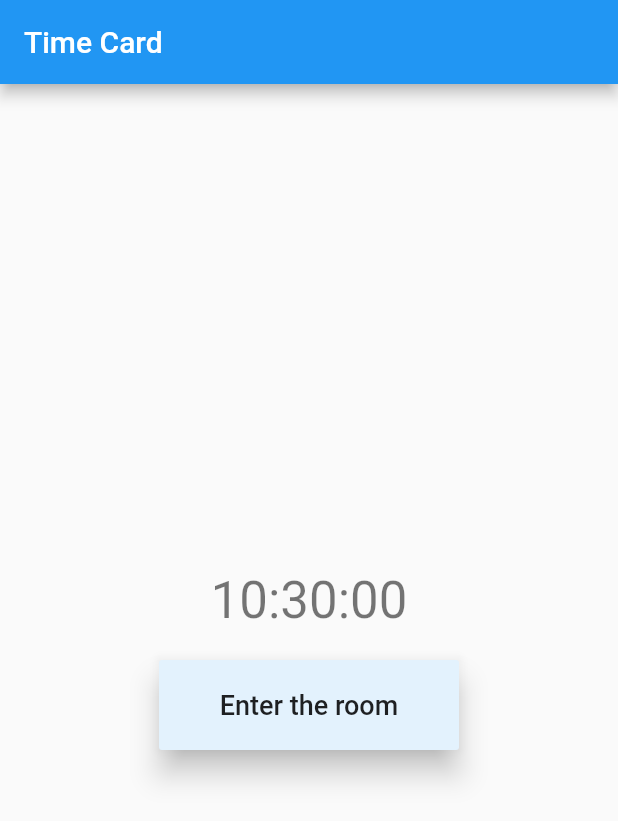
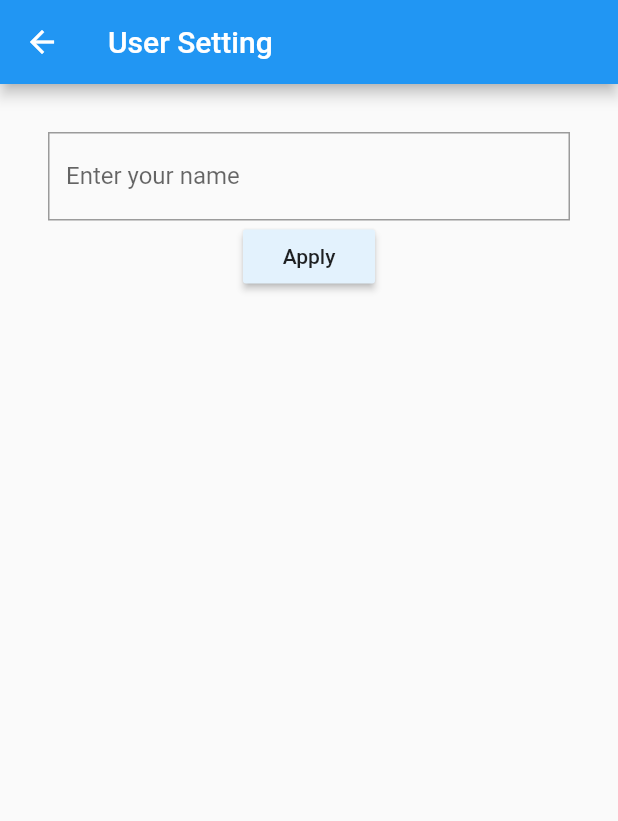
Before and after one commit to Hayashi-Yudai/time_card, a Flutter app: the screen it shows after launch, on a phone screen of 412 x 824 dp. Shown: the top 821 px of the screen. Run offline on Flutter 3.47's test engine with Material 2 defaults, Android fonts, the phone set to English and light mode, and no system bars; our stand-ins replace flutter_dotenv, shared_preferences.

Commit message:
Create new page to set user profile

```diff
--- a/lib/main.dart
+++ b/lib/main.dart
@@ -22,6 +22,10 @@ class MyApp extends StatelessWidget {
         visualDensity: VisualDensity.adaptivePlatformDensity,
       ),
       home: const MyHomePage(title: 'Time Card'),
+      routes: <String, WidgetBuilder>{
+        '/home': (BuildContext context) => const MyHomePage(),
+        '/setting': (BuildContext context) => InitSettingWindow(),
+      },
     );
   }
 }
@@ -62,6 +66,12 @@ class _MyHomePageState extends State<MyHomePage> {
       final pref = await SharedPreferences.getInstance();
 
       final entering = pref.getBool('isEntering');
+      final username = pref.getString('username');
+
+      if (username == null) {
+        await Navigator.of(context).pushNamed('/setting');
+      }
+
       setState(() {
         isEntering = entering ?? false;
       });
@@ -77,9 +87,13 @@ class _MyHomePageState extends State<MyHomePage> {
     final buttonText = isEntering ? 'Exit the room' : 'Enter the room';
 
     return Scaffold(
-      appBar: AppBar(
-        title: Text(widget.title),
-      ),
+      appBar: AppBar(title: Text(widget.title), actions: <Widget>[
+        IconButton(
+            icon: const Icon(Icons.settings),
+            onPressed: () {
+              Navigator.of(context).pushNamed('/setting');
+            })
+      ]),
       body: Center(
         child: Column(
           mainAxisAlignment: MainAxisAlignment.center,
@@ -99,3 +113,39 @@ class _MyHomePageState extends State<MyHomePage> {
     );
   }
 }
+
+class InitSettingWindow extends StatelessWidget {
+  @override
+  Widget build(BuildContext context) {
+    return Scaffold(
+      appBar: AppBar(
+        title: const Text('User Setting'),
+      ),
+      body: Container(
+        padding: const EdgeInsets.all(32),
+        child: Center(
+          child: Column(children: <Widget>[
+            TextFormField(
+              decoration: InputDecoration(
+                  labelText: 'Enter your name',
+                  border: OutlineInputBorder(
+                    borderRadius: BorderRadius.circular(0),
+                  )),
+              validator: (val) {
+                if (val.isEmpty) {
+                  return 'User name should not be empty';
+                }
+                return null;
+              },
+            ),
+            RaisedButton(
+              onPressed: () => Navigator.of(context).pop(),
+              child: const Text('Apply'),
+              color: Colors.blue[50],
+            ),
+          ]),
+        ),
+      ),
+    );
+  }
+}
```
